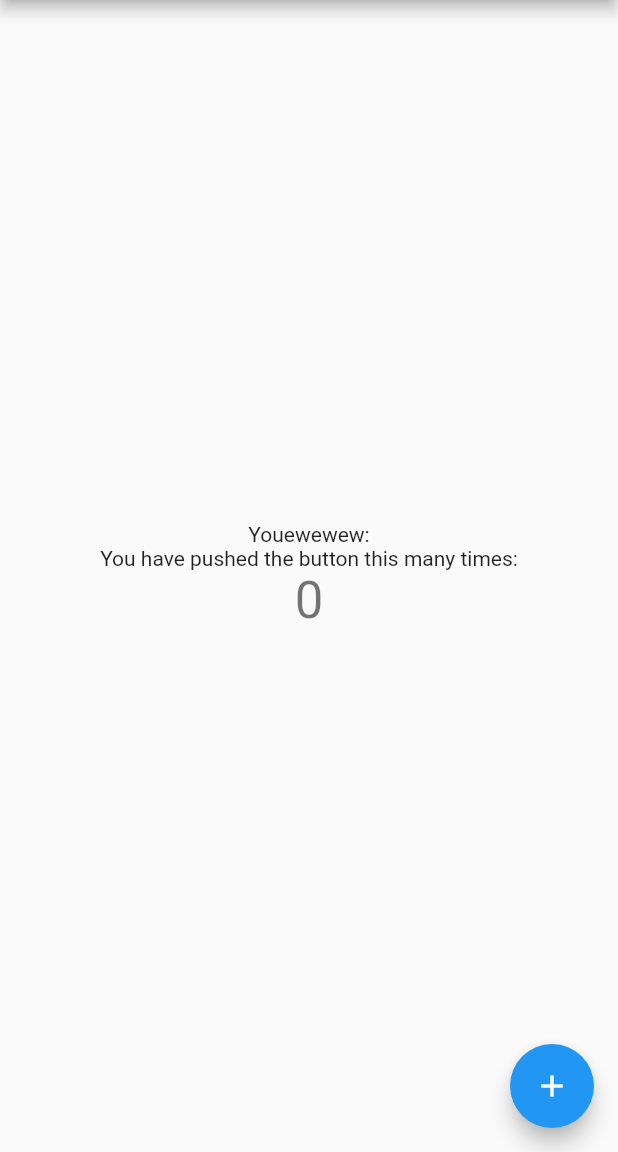
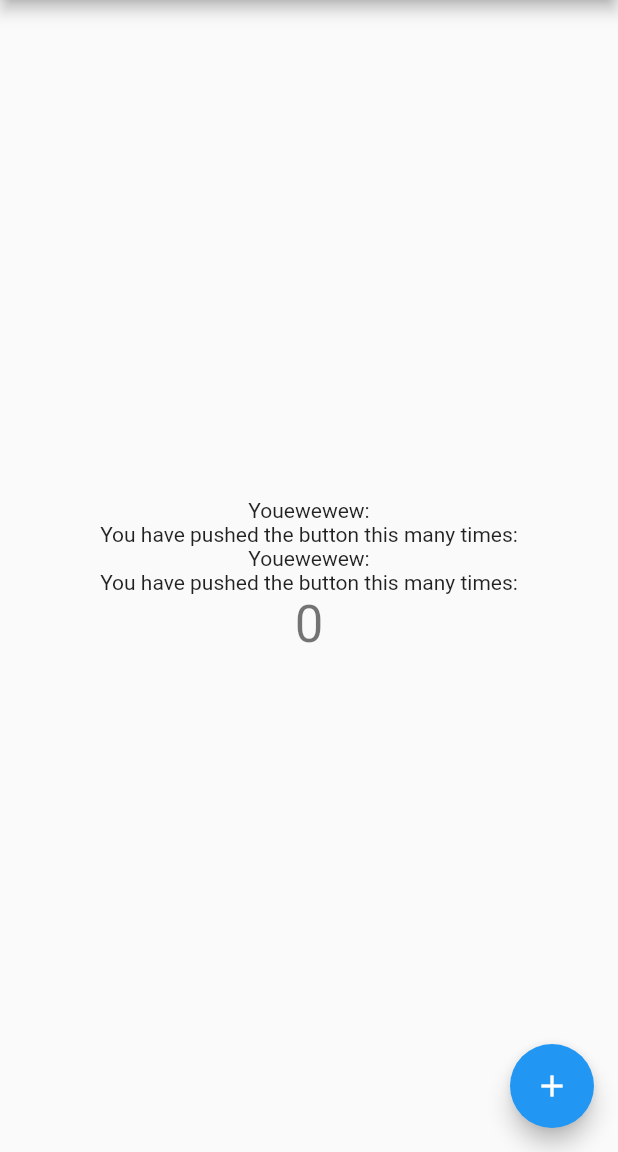
Before and after one commit to omi-hanscarreon/sample-flutter-ci-cd, a Flutter app: the screen it shows after launch, on a phone screen of 412 x 824 dp, the part 84-1236 px from its top. Run offline on Flutter 3.47's test engine with Material 2 defaults, Android fonts, the phone set to English and light mode, and no system bars.

Commit message:
fix: test 1

```diff
--- a/lib/main.dart
+++ b/lib/main.dart
@@ -101,6 +101,12 @@ class _MyHomePageState extends State<MyHomePage> {
             const Text(
               'You have pushed the button this many times:',
             ),
+            const Text(
+              'Youewewew:',
+            ),
+            const Text(
+              'You have pushed the button this many times:',
+            ),
             Text(
               '$_counter',
               style: Theme.of(context).textTheme.headlineMedium,
```
